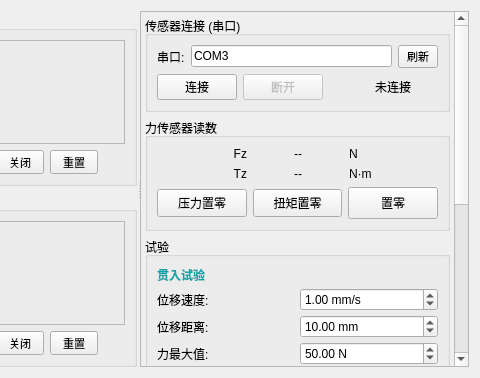
The window that main_window.ui (617482966-lzh/robotic_arm_v1) describes before a commit, drawn with Qt 5; both pictures show x 504 to 984 and y 0 to 378 of the 984 by 378 pixel window.
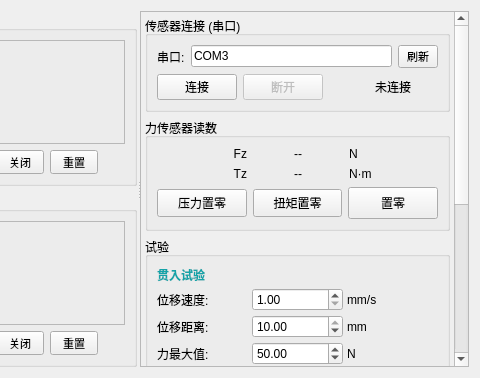
The same window after the commit.

```diff
--- a/main_window.ui
+++ b/main_window.ui
@@ -2340,11 +2340,8 @@
                  <height>0</height>
                 </size>
                </property>
-               <property name="suffix">
-                <string> mm/s</string>
-               </property>
                <property name="minimum">
-                <double>0.100000000000000</double>
+                <double>1.000000000000000</double>
                </property>
                <property name="maximum">
                 <double>100.000000000000000</double>
@@ -2354,6 +2351,19 @@
                </property>
               </widget>
              </item>
+             <item>
+              <widget class="QLabel" name="testDispSpeedUnit">
+               <property name="minimumSize">
+                <size>
+                 <width>40</width>
+                 <height>0</height>
+                </size>
+               </property>
+               <property name="text">
+                <string>mm/s</string>
+               </property>
+              </widget>
+             </item>
             </layout>
            </item>
            <item>
@@ -2373,20 +2383,30 @@
                  <height>0</height>
                 </size>
                </property>
-               <property name="suffix">
-                <string> mm</string>
-               </property>
                <property name="minimum">
-                <double>0.100000000000000</double>
+                <double>-10.000000000000000</double>
                </property>
                <property name="maximum">
-                <double>200.000000000000000</double>
+                <double>10.000000000000000</double>
                </property>
                <property name="value">
                 <double>10.000000000000000</double>
                </property>
               </widget>
              </item>
+             <item>
+              <widget class="QLabel" name="testDispDistUnit">
+               <property name="minimumSize">
+                <size>
+                 <width>40</width>
+                 <height>0</height>
+                </size>
+               </property>
+               <property name="text">
+                <string>mm</string>
+               </property>
+              </widget>
+             </item>
             </layout>
            </item>
            <item>
@@ -2406,9 +2426,6 @@
                  <height>0</height>
                 </size>
                </property>
-               <property name="suffix">
-                <string> N</string>
-               </property>
                <property name="minimum">
                 <double>0.100000000000000</double>
                </property>
@@ -2420,6 +2437,19 @@
                </property>
               </widget>
              </item>
+             <item>
+              <widget class="QLabel" name="testForceMaxUnit">
+               <property name="minimumSize">
+                <size>
+                 <width>40</width>
+                 <height>0</height>
+                </size>
+               </property>
+               <property name="text">
+                <string>N</string>
+               </property>
+              </widget>
+             </item>
             </layout>
            </item>
            <item>
```
Left out of the diff: 60 changed lines with no effect on the pictures.
